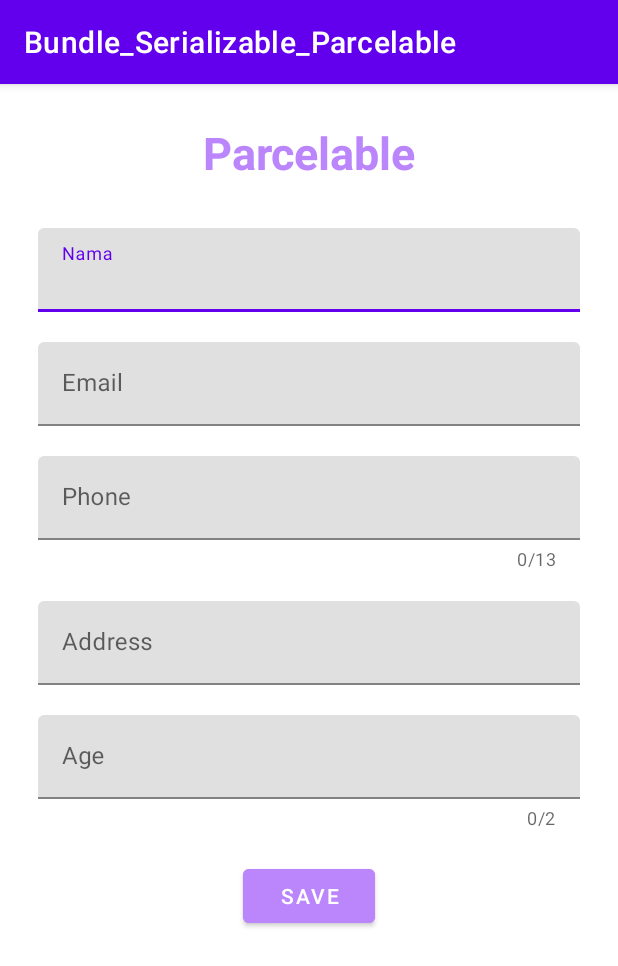
After one commit to dheevvvv/Bundle-Serializable-Parcelable, an Android app: the ParcelableActivity screen opened directly, with no data from a screen before it, on a phone screen of 412 x 824 dp. The commit adds this screen. Shown: the top 966 px of the screen. Run offline under Robolectric (Android 15) with nearby library versions, the phone set to English and light mode, and no system bars.

Commit message:
Parcelable

```diff
--- a/app/src/main/AndroidManifest.xml
+++ b/app/src/main/AndroidManifest.xml
@@ -11,6 +11,12 @@
         android:supportsRtl="true"
         android:theme="@style/Theme.Bundle_Serializable_Parcelable"
         tools:targetApi="31">
+        <activity
+            android:name=".ResultParcelableActivity"
+            android:exported="false" />
+        <activity
+            android:name=".ParcelableActivity"
+            android:exported="false" />
         <activity
             android:name=".ResultSerializableActivity"
             android:exported="false" />
--- a/app/src/main/java/com/example/bundle_serializable_parcelable/MainActivity.kt
+++ b/app/src/main/java/com/example/bundle_serializable_parcelable/MainActivity.kt
@@ -22,5 +22,10 @@ class MainActivity : AppCompatActivity() {
             val intent = Intent(this, SerializableActivity::class.java)
             startActivity(intent)
         }
+
+        binding.filledButtonParcelable.setOnClickListener {
+            val intent = Intent(this, ParcelableActivity::class.java)
+            startActivity(intent)
+        }
     }
 }
--- /dev/null
+++ b/app/src/main/java/com/example/bundle_serializable_parcelable/ParcelableActivity.kt
@@ -0,0 +1,27 @@
+package com.example.bundle_serializable_parcelable
+
+import android.content.Intent
+import androidx.appcompat.app.AppCompatActivity
+import android.os.Bundle
+import com.example.bundle_serializable_parcelable.databinding.ActivityParcelableBinding
+
+class ParcelableActivity : AppCompatActivity() {
+    private lateinit var binding: ActivityParcelableBinding
+    override fun onCreate(savedInstanceState: Bundle?) {
+        super.onCreate(savedInstanceState)
+        binding = ActivityParcelableBinding.inflate(layoutInflater)
+        setContentView(binding.root)
+
+        binding.filledButtonSave.setOnClickListener {
+            val intent = Intent(this, ResultParcelableActivity::class.java)
+            val nama = binding.etNama.text.toString()
+            val email = binding.etEmail.text.toString()
+            val phone = binding.etPhone.text.toString().toLong()
+            val address = binding.etAddress.text.toString()
+            val age = binding.etAge.text.toString().toInt()
+            val dataParcelable = DataParcelable(nama, email, phone, address, age)
+            intent.putExtra("dataParcel", dataParcelable)
+            startActivity(intent)
+        }
+    }
+}
--- /dev/null
+++ b/app/src/main/res/layout/activity_parcelable.xml
@@ -0,0 +1,131 @@
+<?xml version="1.0" encoding="utf-8"?>
+<androidx.constraintlayout.widget.ConstraintLayout xmlns:android="http://schemas.android.com/apk/res/android"
+    xmlns:app="http://schemas.android.com/apk/res-auto"
+    xmlns:tools="http://schemas.android.com/tools"
+    android:layout_width="match_parent"
+    android:layout_height="match_parent"
+    tools:context=".BundleActivity"
+    android:padding="25dp"
+    >
+
+    <TextView
+        android:id="@+id/txt_parcelable"
+        android:layout_width="wrap_content"
+        android:layout_height="wrap_content"
+        app:layout_constraintTop_toTopOf="parent"
+        app:layout_constraintStart_toStartOf="parent"
+        app:layout_constraintEnd_toEndOf="parent"
+        android:text="@string/parcelable"
+        android:textStyle="bold"
+        android:textSize="30sp"
+        android:textColor="@color/purple_200"
+        />
+
+    <com.google.android.material.textfield.TextInputLayout
+        android:id="@+id/textFieldNama"
+        android:layout_width="match_parent"
+        android:layout_height="wrap_content"
+        android:hint="@string/nama"
+        app:layout_constraintTop_toBottomOf="@+id/txt_parcelable"
+        android:layout_marginTop="30dp"
+        >
+
+        <com.google.android.material.textfield.TextInputEditText
+            android:id="@+id/etNama"
+            android:layout_width="match_parent"
+            android:layout_height="wrap_content"
+            android:inputType="text"
+            />
+
+    </com.google.android.material.textfield.TextInputLayout>
+
+    <com.google.android.material.textfield.TextInputLayout
+        android:id="@+id/textFieldEmail"
+        android:layout_width="match_parent"
+        android:layout_height="wrap_content"
+        android:hint="@string/email"
+        app:layout_constraintTop_toBottomOf="@+id/textFieldNama"
+        android:layout_marginTop="20dp"
+        >
+
+        <com.google.android.material.textfield.TextInputEditText
+            android:id="@+id/etEmail"
+            android:layout_width="match_parent"
+            android:layout_height="wrap_content"
+            android:inputType="text"
+            />
+
+    </com.google.android.material.textfield.TextInputLayout>
+
+    <com.google.android.material.textfield.TextInputLayout
+        android:id="@+id/textFieldPhone"
+        android:layout_width="match_parent"
+        android:layout_height="wrap_content"
+        android:hint="@string/phone"
+        app:layout_constraintTop_toBottomOf="@+id/textFieldEmail"
+        android:layout_marginTop="20dp"
+        app:counterEnabled="true"
+        app:counterMaxLength="13"
+        >
+
+        <com.google.android.material.textfield.TextInputEditText
+            android:id="@+id/etPhone"
+            android:layout_width="match_parent"
+            android:layout_height="wrap_content"
+            android:inputType="number"
+            />
+
+    </com.google.android.material.textfield.TextInputLayout>
+
+    <com.google.android.material.textfield.TextInputLayout
+        android:id="@+id/textFieldAddress"
+        android:layout_width="match_parent"
+        android:layout_height="wrap_content"
+        android:hint="@string/address"
+        app:layout_constraintTop_toBottomOf="@+id/textFieldPhone"
+        android:layout_marginTop="20dp"
+        >
+
+        <com.google.android.material.textfield.TextInputEditText
+            android:id="@+id/etAddress"
+            android:layout_width="match_parent"
+            android:layout_height="wrap_content"
+            android:inputType="text"
+            />
+
+    </com.google.android.material.textfield.TextInputLayout>
+
+    <com.google.android.material.textfield.TextInputLayout
+        android:id="@+id/textFieldAge"
+        android:layout_width="match_parent"
+        android:layout_height="wrap_content"
+        android:hint="@string/age"
+        app:layout_constraintTop_toBottomOf="@+id/textFieldAddress"
+        android:layout_marginTop="20dp"
+        app:counterEnabled="true"
+        app:counterMaxLength="2"
+        >
+
+        <com.google.android.material.textfield.TextInputEditText
+            android:id="@+id/etAge"
+            android:layout_width="match_parent"
+            android:layout_height="wrap_content"
+            android:inputType="number"
+            />
+
+    </com.google.android.material.textfield.TextInputLayout>
+
+    <Button
+        android:id="@+id/filledButtonSave"
+        android:layout_width="wrap_content"
+        android:layout_height="wrap_content"
+        android:text="@string/save"
+        app:layout_constraintTop_toBottomOf="@+id/textFieldAge"
+        app:layout_constraintStart_toStartOf="parent"
+        app:layout_constraintEnd_toEndOf="parent"
+        android:backgroundTint="@color/purple_200"
+        android:layout_marginTop="20dp"
+        />
+
+
+</androidx.constraintlayout.widget.ConstraintLayout>
--- a/app/src/main/res/values/strings.xml
+++ b/app/src/main/res/values/strings.xml
@@ -13,4 +13,5 @@
     <string name="address">Address</string>
     <string name="age">Age</string>
     <string name="my_data">My Data</string>
+    <string name="parcelable">Parcelable</string>
 </resources>
```
Also changed, not shown: app/src/main/java/com/example/bundle_serializable_parcelable/DataParcelable.kt (added, +37 -0 lines), app/src/main/java/com/example/bundle_serializable_parcelable/ResultParcelableActivity.kt (added, +32 -0 lines), app/src/main/res/layout/activity_result_parcelable.xml (added, +108 -0 lines).
